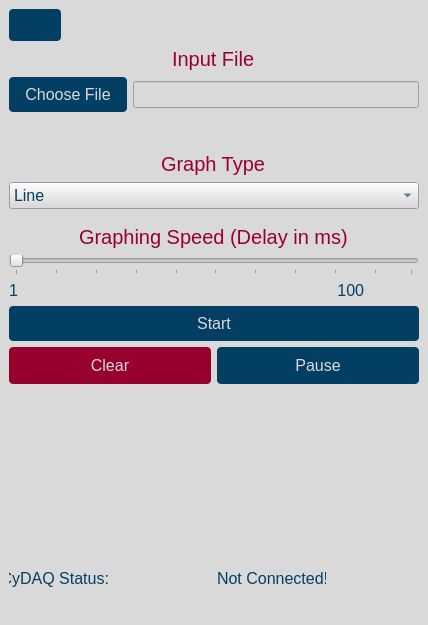
Qt form gui/qtdesigner/LiveStream.ui (wyattduber/CyDAQ) before a commit.
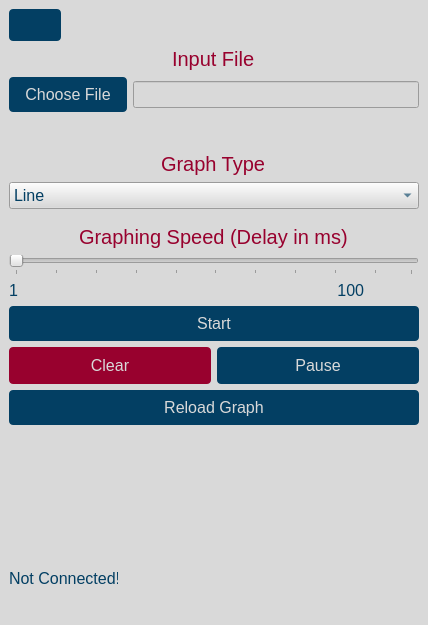
The same form after that commit. Icons and pictures are not drawn.

Patch:
```diff
--- a/gui/qtdesigner/LiveStream.ui
+++ b/gui/qtdesigner/LiveStream.ui
@@ -297,29 +297,18 @@
      </layout>
     </item>
     <item>
-     <layout class="QHBoxLayout" name="horizontalLayout_2">
-      <item alignment="Qt::AlignLeft|Qt::AlignBottom">
-       <widget class="QLabel" name="label_4">
-        <property name="minimumSize">
-         <size>
-          <width>100</width>
-          <height>32</height>
-         </size>
-        </property>
-        <property name="maximumSize">
-         <size>
-          <width>100</width>
-          <height>32</height>
-         </size>
-        </property>
+     <layout class="QHBoxLayout" name="horizontalLayout_4">
+      <item>
+       <widget class="QPushButton" name="reload_btn">
         <property name="text">
-         <string>CyDAQ Status:</string>
-        </property>
-        <property name="alignment">
-         <set>Qt::AlignRight|Qt::AlignTrailing|Qt::AlignVCenter</set>
+         <string>Reload Graph</string>
         </property>
        </widget>
       </item>
+     </layout>
+    </item>
+    <item>
+     <layout class="QHBoxLayout" name="horizontalLayout_2">
       <item alignment="Qt::AlignLeft|Qt::AlignBottom">
        <widget class="QLabel" name="connection_status_label">
         <property name="minimumSize">
```
